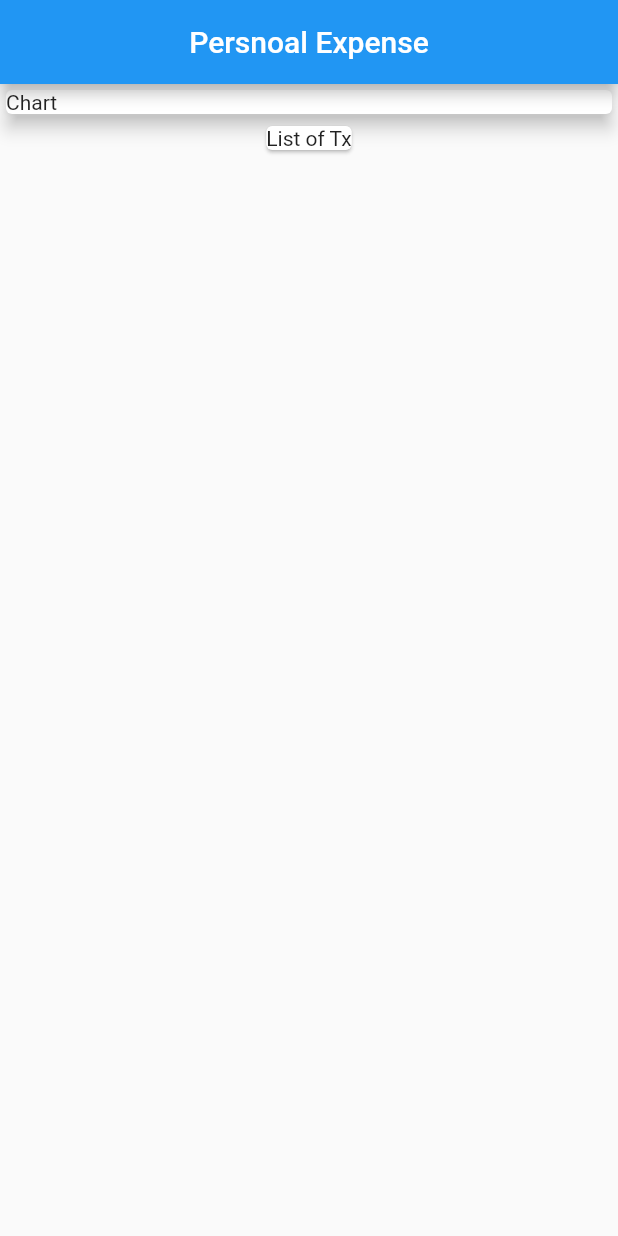
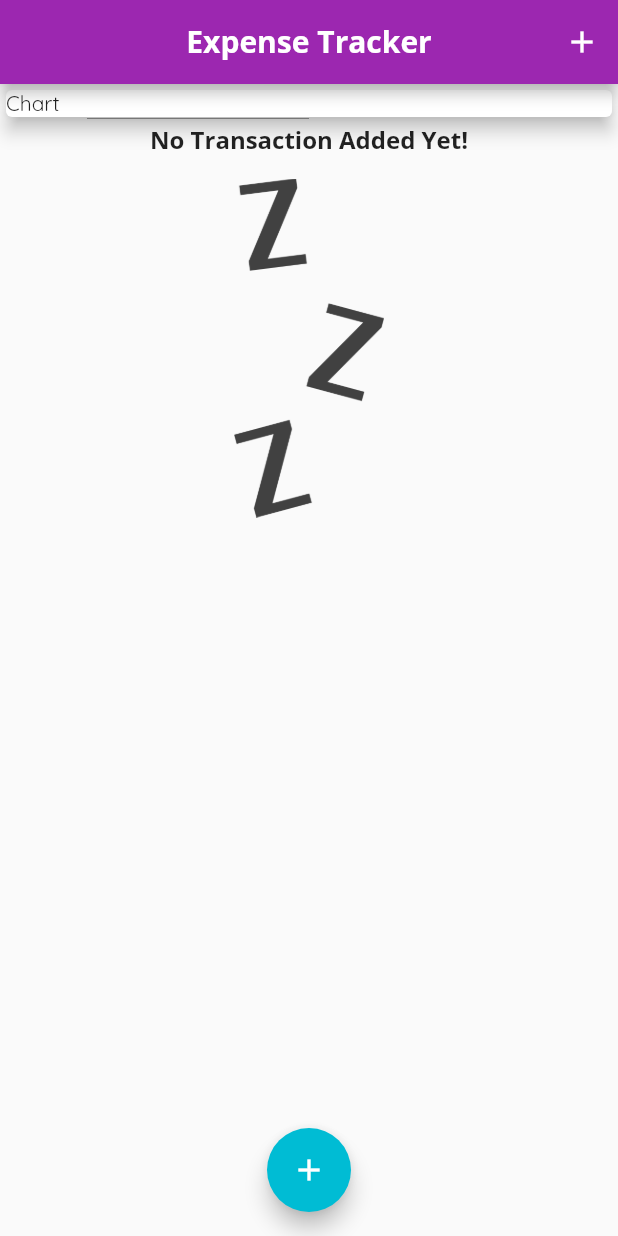
Before and after one commit to Dhrumi-Kansara/flutter-expense-tracker, a Flutter app: the screen it shows after launch, on a phone screen of 412 x 824 dp. Run offline on Flutter 3.47's test engine with Material 2 defaults, Android fonts, the phone set to English and light mode, and no system bars.

Commit message:
add expense, get expense

```diff
--- /dev/null
+++ b/lib/constants.dart
@@ -0,0 +1,7 @@
+import 'package:flutter/material.dart';
+
+const TextStyle kTitleTextStyle = TextStyle(
+  fontFamily: 'Opensans',
+  fontSize: 16,
+  fontWeight: FontWeight.bold,
+);
--- a/lib/main.dart
+++ b/lib/main.dart
@@ -1,4 +1,8 @@
+//lec 28
 import 'package:flutter/material.dart';
+import './models/transaction.dart';
+import './widgets/add_transaction.dart';
+import './widgets/transaction_list.dart';
 
 void main() {
   runApp(const MyApp());
@@ -11,25 +15,150 @@ class MyApp extends StatelessWidget {
   @override
   Widget build(BuildContext context) {
     return MaterialApp(
-      title: 'Flutter Demo',
+      title: 'Expense Tracker',
       theme: ThemeData(
-        primarySwatch: Colors.blue,
+        colorScheme: ColorScheme.fromSwatch(primarySwatch: Colors.purple)
+            .copyWith(secondary: Colors.cyan),
+        fontFamily: 'Quicksand',
+        textTheme: TextTheme(
+          // bodyText1: TextStyle(
+          //   fontFamily: 'Opensans',
+          //   fontSize: 20,
+          //   fontWeight: FontWeight.w700,
+          // ),
+        ),
+        appBarTheme: AppBarTheme(
+          titleTextStyle: TextStyle(
+            fontFamily: 'Opensans',
+            fontSize: 20,
+            fontWeight: FontWeight.w700,
+          ),
+        ),
       ),
       home: MyHomePage(),
     );
   }
 }
 
-class MyHomePage extends StatelessWidget {
+class MyHomePage extends StatefulWidget {
+  @override
+  State<MyHomePage> createState() => _MyHomePageState();
+}
+
+class _MyHomePageState extends State<MyHomePage> {
+  final List<Transaction> _transactions = [
+    // Transaction(
+    //   id: 't1',
+    //   title: 'New Shoes',
+    //   amount: 300,
+    //   date: DateTime.now(),
+    // ),
+    // Transaction(
+    //   id: 't1',
+    //   title: 'Butter Milk',
+    //   amount: 15,
+    //   date: DateTime.now(),
+    // ),
+    // Transaction(
+    //   id: 't1',
+    //   title: 'New Shoes',
+    //   amount: 300,
+    //   date: DateTime.now(),
+    // ),
+    // Transaction(
+    //   id: 't1',
+    //   title: 'Butter Milk',
+    //   amount: 15,
+    //   date: DateTime.now(),
+    // ),
+    // Transaction(
+    //   id: 't1',
+    //   title: 'New Shoes',
+    //   amount: 300,
+    //   date: DateTime.now(),
+    // ),
+    // Transaction(
+    //   id: 't1',
+    //   title: 'Butter Milk',
+    //   amount: 15,
+    //   date: DateTime.now(),
+    // ),
+    // Transaction(
+    //   id: 't1',
+    //   title: 'New Shoes',
+    //   amount: 300,
+    //   date: DateTime.now(),
+    // ),
+    // Transaction(
+    //   id: 't1',
+    //   title: 'Butter Milk',
+    //   amount: 15,
+    //   date: DateTime.now(),
+    // ),
+    // Transaction(
+    //   id: 't1',
+    //   title: 'New Shoes',
+    //   amount: 300,
+    //   date: DateTime.now(),
+    // ),
+    // Transaction(
+    //   id: 't1',
+    //   title: 'Butter Milk',
+    //   amount: 15,
+    //   date: DateTime.now(),
+    // ),
+  ];
+
+  final TextEditingController titleController = TextEditingController();
+
+  final TextEditingController amountController = TextEditingController();
+
+  void _addNewTransaction({required String title, required double amount}) {
+    setState(() {
+      _transactions.add(
+        Transaction(
+          id: DateTime.now().toString(),
+          title: title,
+          amount: amount,
+          date: DateTime.now(),
+        ),
+      );
+    });
+    Navigator.pop(context);
+  }
+
+  void _openAddTransactionSheet(BuildContext ctx) {
+    showModalBottomSheet(
+        context: ctx,
+        builder: (_) {
+          return AddTransaction(
+            titleController: titleController,
+            amountController: amountController,
+            addNewTransaction: _addNewTransaction,
+          );
+        });
+  }
+
   @override
   Widget build(BuildContext context) {
     return Scaffold(
         appBar: AppBar(
           centerTitle: true,
-          title: Text('Persnoal Expense'),
+          title: Text('Expense Tracker'),
+          actions: [
+            IconButton(
+              onPressed: () => _openAddTransactionSheet(context),
+              icon: Icon(Icons.add),
             ),
-        body: Column(
-
+          ],
+        ),
+        floatingActionButtonLocation: FloatingActionButtonLocation.centerFloat,
+        floatingActionButton: FloatingActionButton(
+          onPressed: () => _openAddTransactionSheet(context),
+          child: Icon(Icons.add),
+        ),
+        body: SingleChildScrollView(
+          child: Column(
             children: [
               Container(
                 width: double.infinity,
@@ -38,10 +167,9 @@ class MyHomePage extends StatelessWidget {
                   child: Text('Chart'),
                 ),
               ),
-            Card(
-              child: Text('List of Tx'),
+              TransactionList(transactions: _transactions),
+            ],
           ),
-          ],
         ));
   }
 }
--- /dev/null
+++ b/lib/models/transaction.dart
@@ -0,0 +1,15 @@
+import 'package:flutter/foundation.dart';
+
+class Transaction {
+  final String id;
+  final String title;
+  final double amount;
+  final DateTime date;
+
+  Transaction({
+    required this.id,
+    required this.title,
+    required this.amount,
+    required this.date,
+  });
+}
--- /dev/null
+++ b/lib/widgets/transaction_list.dart
@@ -0,0 +1,80 @@
+import 'package:flutter/material.dart';
+import 'package:intl/intl.dart';
+import '../models/transaction.dart';
+import '../constants.dart';
+
+class TransactionList extends StatelessWidget {
+  const TransactionList({
+    required this.transactions,
+  });
+
+  final List<Transaction> transactions;
+
+  @override
+  Widget build(BuildContext context) {
+    return Container(
+      height: 400,
+      child: transactions.isEmpty
+          ? Column(
+              children: [
+                Text(
+                  'No Transaction Added Yet!',
+                  style: kTitleTextStyle,
+                ),
+                SizedBox(
+                  height: 15,
+                ),
+                Container(width: 100, child: Image.asset('assets/images/waiting.png', fit: BoxFit.cover,)),
+              ],
+            )
+          : ListView.builder(
+              itemBuilder: (ctx, index) {
+                return Card(
+                  child: Row(
+                    children: [
+                      Container(
+                        margin: EdgeInsets.symmetric(
+                          horizontal: 15,
+                          vertical: 10,
+                        ),
+                        padding: EdgeInsets.all(10),
+                        decoration: BoxDecoration(
+                          border: Border.all(
+                            // color: Colors.purple,
+                            color: Theme.of(context).colorScheme.primary,
+                            width: 2,
+                          ),
+                        ),
+                        child: Text(
+                          '\u{20B9}${transactions[index].amount.toStringAsFixed(2)}',
+                          style: TextStyle(
+                            fontSize: 20,
+                            fontWeight: FontWeight.bold,
+                            color: Theme.of(context).colorScheme.primary,
+                          ),
+                        ),
+                      ),
+                      Column(
+                        crossAxisAlignment: CrossAxisAlignment.start,
+                        children: [
+                          Text(
+                            transactions[index].title,
+                            style: kTitleTextStyle,
+                          ),
+                          Text(
+                            DateFormat.yMMMd().format(transactions[index].date),
+                            style: TextStyle(
+                              color: Colors.grey,
+                            ),
+                          ),
+                        ],
+                      ),
+                    ],
+                  ),
+                );
+              },
+              itemCount: transactions.length,
+            ),
+    );
+  }
+}
```
Also changed, not shown: lib/widgets/add_transaction.dart (added, +65 -0 lines), pubspec.yaml (+14 -9 lines), assets/fonts/OpenSans-Bold.ttf (added), assets/fonts/OpenSans-Regular.ttf (added), assets/fonts/Quicksand-Bold.ttf (added), assets/fonts/Quicksand-Light.ttf (added), assets/fonts/Quicksand-Medium.ttf (added), assets/fonts/Quicksand-Regular.ttf (added), assets/images/waiting.png (added), pubspec.lock. Lines whose indentation alone changed are shown as unchanged.
